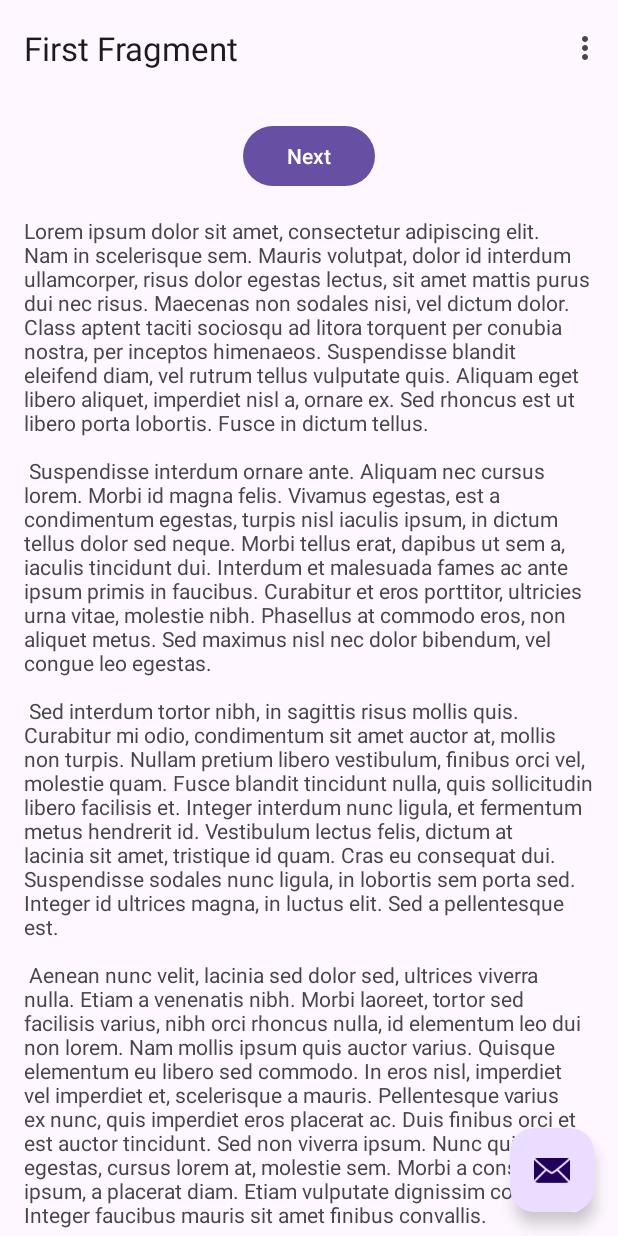
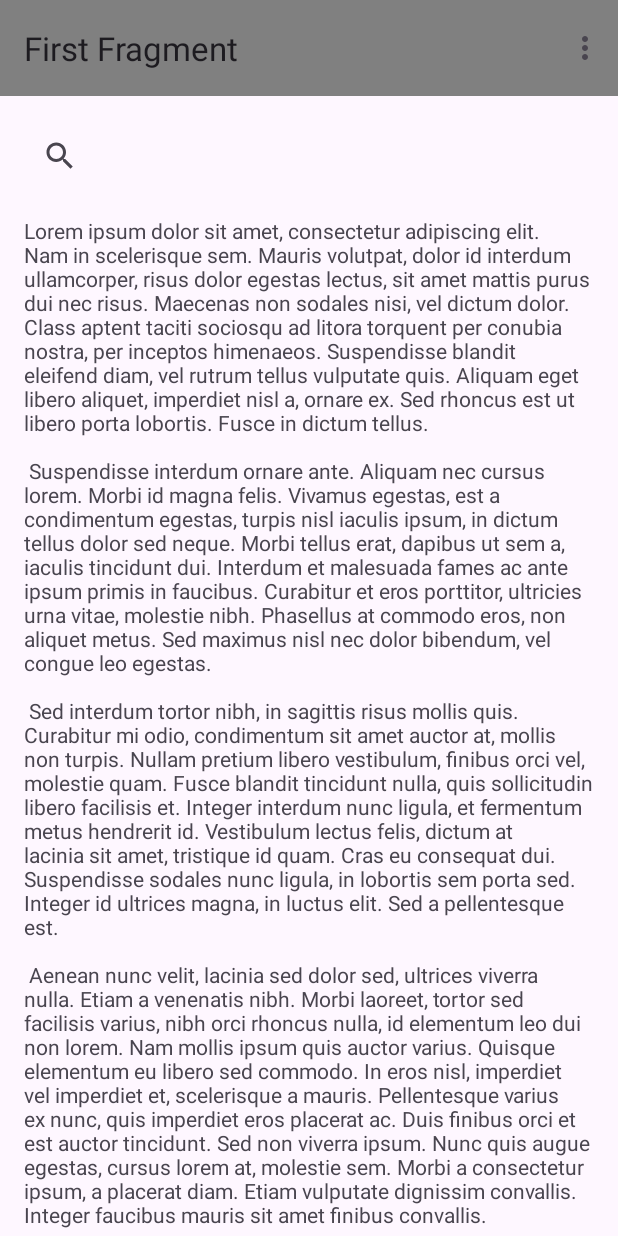
Before and after one commit to adatechschool/projet-mobile-chomee, an Android app: the screen it shows after launch (MainActivity), on a phone screen of 412 x 824 dp. Run offline under Robolectric (Android 15) with nearby library versions, the phone set to English and light mode, and no system bars; our stand-ins replace navigation-ui.

Commit message:
ajout search bar,fragment_first

```diff
--- a/app/src/main/java/fr/eric97278/projetcollectif/FirstFragment.kt
+++ b/app/src/main/java/fr/eric97278/projetcollectif/FirstFragment.kt
@@ -32,9 +32,9 @@ class FirstFragment : Fragment() {
     override fun onViewCreated(view: View, savedInstanceState: Bundle?) {
         super.onViewCreated(view, savedInstanceState)
 
-        binding.buttonFirst.setOnClickListener {
-            findNavController().navigate(R.id.action_FirstFragment_to_SecondFragment)
-        }
+//        binding.buttonFirst.setOnClickListener {
+//            findNavController().navigate(R.id.action_FirstFragment_to_SecondFragment)
+//        }
     }
 
     override fun onDestroyView() {
--- a/app/src/main/java/fr/eric97278/projetcollectif/MainActivity.kt
+++ b/app/src/main/java/fr/eric97278/projetcollectif/MainActivity.kt
@@ -28,11 +28,11 @@ class MainActivity : AppCompatActivity() {
         appBarConfiguration = AppBarConfiguration(navController.graph)
         setupActionBarWithNavController(navController, appBarConfiguration)
 
-        binding.fab.setOnClickListener { view ->
-            Snackbar.make(view, "Replace with your own action", Snackbar.LENGTH_LONG)
-                .setAction("Action", null)
-                .setAnchorView(R.id.fab).show()
-        }
+//        binding.fab.setOnClickListener { view ->
+//            Snackbar.make(view, "Replace with your own action", Snackbar.LENGTH_LONG)
+//                .setAction("Action", null)
+//                .setAnchorView(R.id.fab).show()
+//        }
     }
 
     override fun onCreateOptionsMenu(menu: Menu): Boolean {
--- a/app/src/main/res/layout/activity_main.xml
+++ b/app/src/main/res/layout/activity_main.xml
@@ -8,26 +8,22 @@
     tools:context=".MainActivity">
 
     <com.google.android.material.appbar.AppBarLayout
+        android:id="@+id/header"
         android:layout_width="match_parent"
         android:layout_height="wrap_content"
-        android:fitsSystemWindows="true">
+        android:fitsSystemWindows="true"
+        android:background="@color/gray"
+
+        >
 
         <com.google.android.material.appbar.MaterialToolbar
             android:id="@+id/toolbar"
             android:layout_width="match_parent"
-            android:layout_height="?attr/actionBarSize" />
+            android:layout_height="?attr/actionBarSize"
+            />
 
     </com.google.android.material.appbar.AppBarLayout>
 
     <include layout="@layout/content_main" />
 
-    <com.google.android.material.floatingactionbutton.FloatingActionButton
-        android:id="@+id/fab"
-        android:layout_width="wrap_content"
-        android:layout_height="wrap_content"
-        android:layout_gravity="bottom|end"
-        android:layout_marginEnd="@dimen/fab_margin"
-        android:layout_marginBottom="16dp"
-        app:srcCompat="@android:drawable/ic_dialog_email" />
-
 </androidx.coordinatorlayout.widget.CoordinatorLayout>
--- a/app/src/main/res/layout/content_main.xml
+++ b/app/src/main/res/layout/content_main.xml
@@ -4,7 +4,6 @@
     android:layout_width="match_parent"
     android:layout_height="match_parent"
     app:layout_behavior="@string/appbar_scrolling_view_behavior">
-
     <fragment
         android:id="@+id/nav_host_fragment_content_main"
         android:name="androidx.navigation.fragment.NavHostFragment"
--- a/app/src/main/res/layout/fragment_first.xml
+++ b/app/src/main/res/layout/fragment_first.xml
@@ -11,25 +11,26 @@
         android:layout_height="match_parent"
         android:padding="16dp">
 
-        <Button
-            android:id="@+id/button_first"
-            android:layout_width="wrap_content"
+        <androidx.appcompat.widget.SearchView
+            android:id="@+id/search_view"
+            android:layout_width="0dp"
             android:layout_height="wrap_content"
-            android:text="@string/next"
-            app:layout_constraintBottom_toTopOf="@id/textview_first"
+            android:layout_marginBottom="16dp"
+            android:queryHint="@string/search_hint"
+            app:layout_constraintBottom_toTopOf="@+id/textview_first"
             app:layout_constraintEnd_toEndOf="parent"
             app:layout_constraintStart_toStartOf="parent"
-            app:layout_constraintTop_toTopOf="parent" />
+            app:layout_constraintTop_toTopOf="parent"
+            tools:ignore="MissingConstraints" />
 
         <TextView
             android:id="@+id/textview_first"
             android:layout_width="wrap_content"
             android:layout_height="wrap_content"
-            android:layout_marginTop="16dp"
             android:text="@string/lorem_ipsum"
             app:layout_constraintBottom_toBottomOf="parent"
             app:layout_constraintEnd_toEndOf="parent"
-            app:layout_constraintStart_toStartOf="parent"
-            app:layout_constraintTop_toBottomOf="@id/button_first" />
+            app:layout_constraintHorizontal_bias="0.0"
+            app:layout_constraintStart_toStartOf="parent" />
     </androidx.constraintlayout.widget.ConstraintLayout>
 </androidx.core.widget.NestedScrollView>
--- a/app/src/main/res/navigation/nav_graph.xml
+++ b/app/src/main/res/navigation/nav_graph.xml
@@ -25,4 +25,5 @@
             android:id="@+id/action_SecondFragment_to_FirstFragment"
             app:destination="@id/FirstFragment" />
     </fragment>
+
 </navigation>
--- a/app/src/main/res/values/strings.xml
+++ b/app/src/main/res/values/strings.xml
@@ -6,6 +6,12 @@
     <string name="second_fragment_label">Second Fragment</string>
     <string name="next">Next</string>
     <string name="previous">Previous</string>
+    <string name="city">City, Country, Continent</string>
+    <string name="description">description:</string>
+    <string name="footer_content">footer content</string>
+    <string name="home_fragment_label">Home fragment</string>
+    <string name="search_hint">Search...</string>
+
 
     <string name="lorem_ipsum">
         Lorem ipsum dolor sit amet, consectetur adipiscing elit. Nam in scelerisque sem. Mauris
```
Also changed, not shown: app/src/main/res/values/colors.xml (+9 -0 lines).
